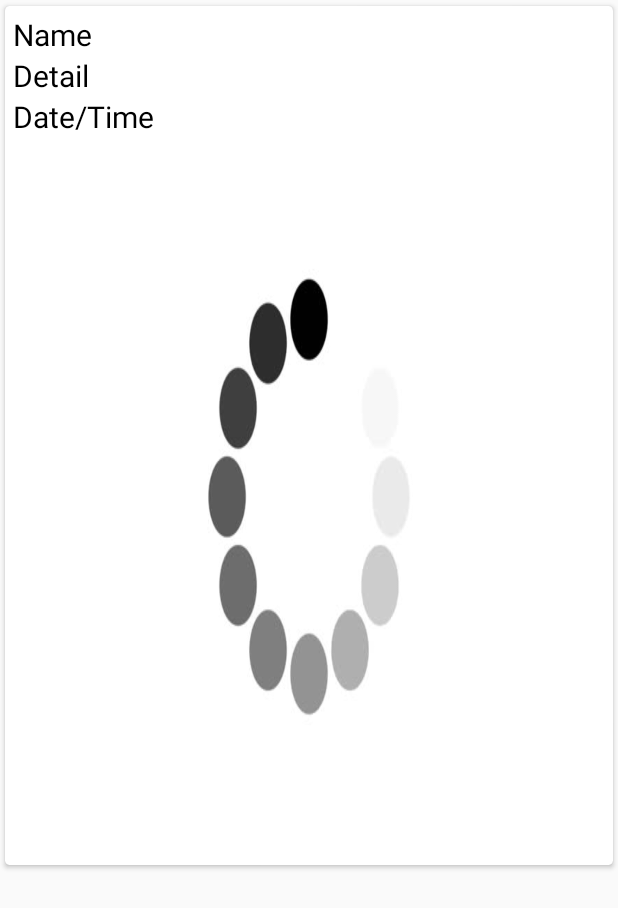
After one commit to Flukez/donation-android, an Android app: the layout event.xml on its own in the app's theme, with its tools: preview values and no code run, on a phone screen of 412 x 824 dp. The commit adds this screen. Shown: the top 908 px of the screen. Run offline under Robolectric (Android 15) with nearby library versions, the phone set to English and light mode, and no system bars.

Commit message:
RecyclerView Place and Event

```diff
--- a/app/src/main/AndroidManifest.xml
+++ b/app/src/main/AndroidManifest.xml
@@ -17,7 +17,8 @@
         android:roundIcon="@mipmap/ic_launcher_round"
         android:supportsRtl="true"
         android:theme="@style/AppTheme">
-        <activity android:name=".Activities.User.UserDatilsActivity"></activity>
+        <activity android:name=".EventActivity"></activity>
+        <activity android:name=".Activities.User.UserDatilsActivity" />
         <activity android:name=".Activities.LoginActivity" />
         <activity android:name=".Activities.RegisterActivity" />
         <activity android:name=".MainMapsActivity" />
--- a/app/src/main/java/com/example/donation/View/ViewHolder.java
+++ b/app/src/main/java/com/example/donation/View/ViewHolder.java
@@ -38,7 +38,7 @@ public class ViewHolder extends RecyclerView.ViewHolder {
        });
     }
 
-    public void setDetails(Context ctx, String name, String address, String phonenumber, String image) { //String image ใช้กับคู่ Picasso.get().load(image).into(mImage);
+    public void setDetails(Context ctx, String name, String adress, String phonenumber, String image) { //String image ใช้กับคู่ Picasso.get().load(image).into(mImage);
 
         TextView mName = mview.findViewById(R.id.rName);
         TextView madress = mview.findViewById(R.id.rAdress);//add New
@@ -47,7 +47,7 @@ public class ViewHolder extends RecyclerView.ViewHolder {
         ImageView mImage = mview.findViewById(R.id.rImage);
 
         mName.setText(name);
-        madress.setText(address);//add New
+        madress.setText(adress);//add New
         mphonenumber.setText(phonenumber);//add New
 
 
--- /dev/null
+++ b/app/src/main/res/layout/event.xml
@@ -0,0 +1,50 @@
+<?xml version="1.0" encoding="utf-8"?>
+<androidx.cardview.widget.CardView xmlns:android="http://schemas.android.com/apk/res/android"
+    xmlns:app="http://schemas.android.com/apk/res-auto"
+    android:layout_width="match_parent"
+    android:layout_height="wrap_content"
+    app:cardBackgroundColor="#fff"
+    app:cardCornerRadius="3.0dp"
+    app:cardUseCompatPadding="true"
+    app:contentPadding="5.0dp">
+
+    <LinearLayout
+        android:layout_width="match_parent"
+        android:layout_height="match_parent"
+        android:orientation="vertical">
+
+        <TextView
+            android:id="@+id/rName"
+            android:layout_width="match_parent"
+            android:layout_height="wrap_content"
+            android:textColor="#000"
+            android:text="Name"
+            android:textSize="20dp"/>
+
+        <TextView
+            android:id="@+id/rDatail"
+            android:layout_width="match_parent"
+            android:layout_height="wrap_content"
+            android:text="Detail"
+            android:textColor="#000"
+            android:textSize="20dp" />
+
+        <TextView
+            android:id="@+id/rDate"
+            android:layout_width="match_parent"
+            android:layout_height="wrap_content"
+            android:text="Date/Time"
+            android:textColor="#000"
+            android:textSize="20dp" />
+
+        <ImageView
+            android:id="@+id/rImage"
+            android:layout_width="match_parent"
+            android:layout_height="wrap_content"
+            android:background="@drawable/lo"
+            android:scaleType="centerCrop"
+            android:adjustViewBounds="true"/>
+
+    </LinearLayout>
+
+</androidx.cardview.widget.CardView>
```
Also changed, not shown: app/src/main/java/com/example/donation/Activities/User/UserActivity.java (+10 -84 lines), app/src/main/java/com/example/donation/EventActivity.java (added, +133 -0 lines), app/src/main/java/com/example/donation/ModelEvent.java (added, +45 -0 lines), app/src/main/java/com/example/donation/View/Model.java (+5 -5 lines), app/src/main/java/com/example/donation/ViewHoderEvent.java (added, +72 -0 lines), app/src/main/res/layout/activity_event.xml (added, +17 -0 lines).
